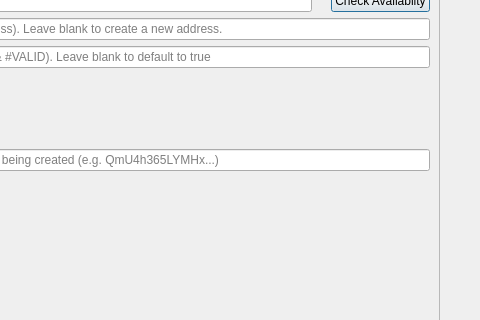
AvianNetwork/Avian, file src/qt/forms/createassetdialog.ui: the form before one commit; both pictures show x 461 to 941 and y 297 to 617 of the 941 by 1120 pixel window.
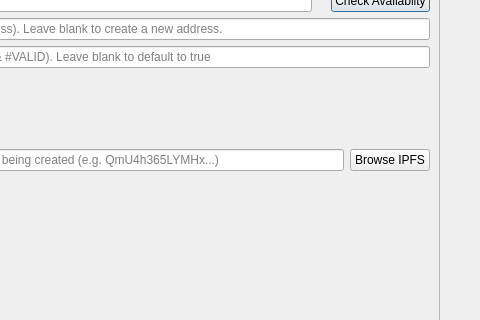
The form after the commit. Custom widgets are drawn as their Qt base class.

Commit message: backport: [qt]  Create and reissue asset views add browse IPFS button

```diff
--- a/src/qt/forms/createassetdialog.ui
+++ b/src/qt/forms/createassetdialog.ui
@@ -827,6 +827,13 @@
             </property>
            </widget>
           </item>
+            <item>
+             <widget class="QPushButton" name="openIpfsButton">
+              <property name="text">
+               <string>Browse IPFS</string>
+              </property>
+             </widget>
+            </item>
          </layout>
         </item>
         <item>
```
The commit also changes 5 other files.
